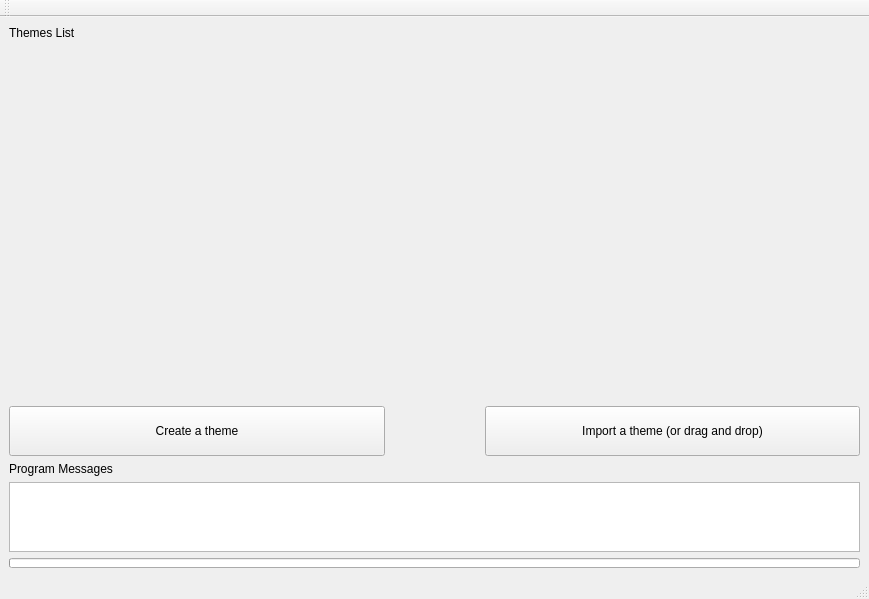
Before: the Qt Designer form ui/mainwindow.ui in imanirajdoost/color-theme-manager, drawn with Qt 5.
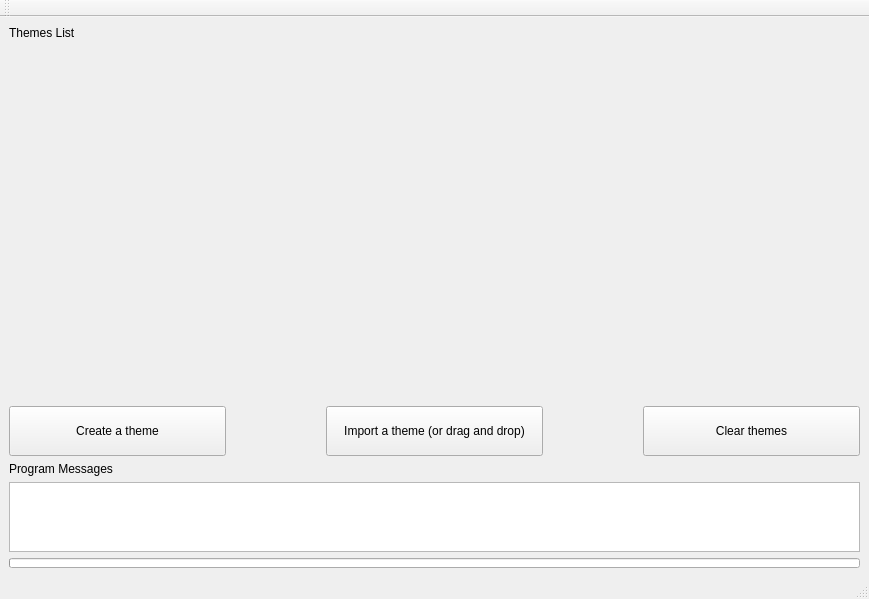
After: the same form once the commit is applied.

Commit message: fixed a few bugs and added clear list button

Patch:
```diff
--- a/ui/mainwindow.ui
+++ b/ui/mainwindow.ui
@@ -26,7 +26,7 @@
      <layout class="QHBoxLayout" name="themeLayout"/>
     </item>
     <item>
-     <layout class="QHBoxLayout" name="horizontalLayout" stretch="0,0">
+     <layout class="QHBoxLayout" name="horizontalLayout" stretch="0,0,0">
       <property name="spacing">
        <number>100</number>
       </property>
@@ -74,6 +74,19 @@
         </property>
        </widget>
       </item>
+      <item>
+       <widget class="QPushButton" name="clearThemesButton">
+        <property name="minimumSize">
+         <size>
+          <width>0</width>
+          <height>50</height>
+         </size>
+        </property>
+        <property name="text">
+         <string>Clear themes</string>
+        </property>
+       </widget>
+      </item>
      </layout>
     </item>
     <item>
```
The commit also changes 4 other files.
